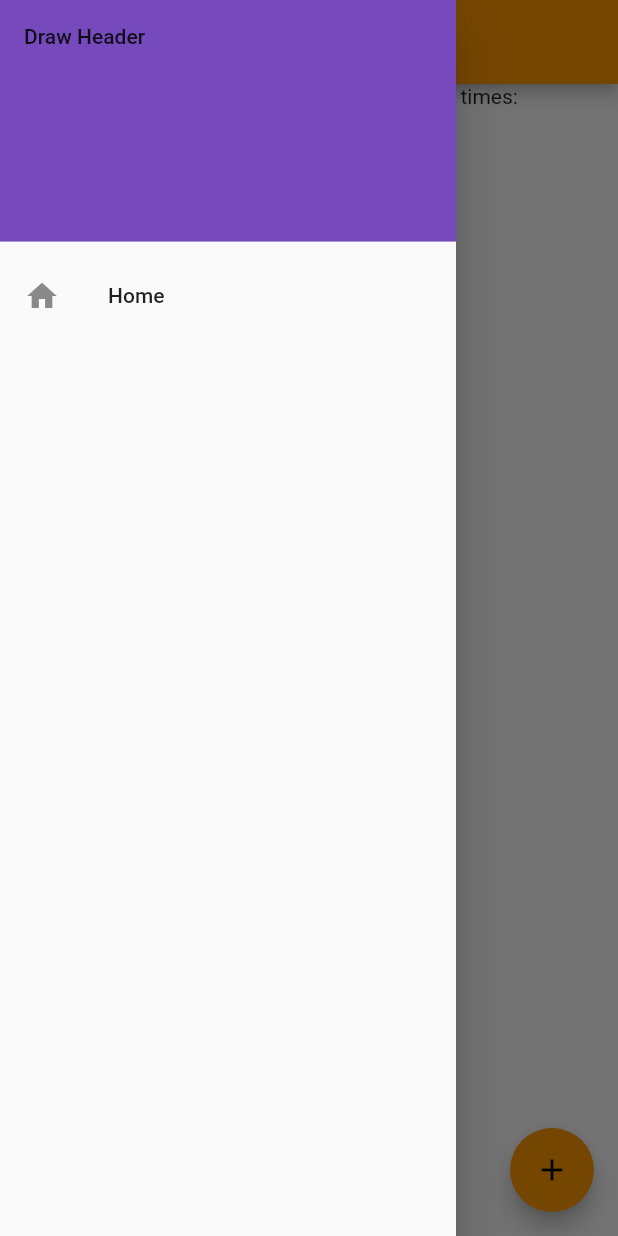
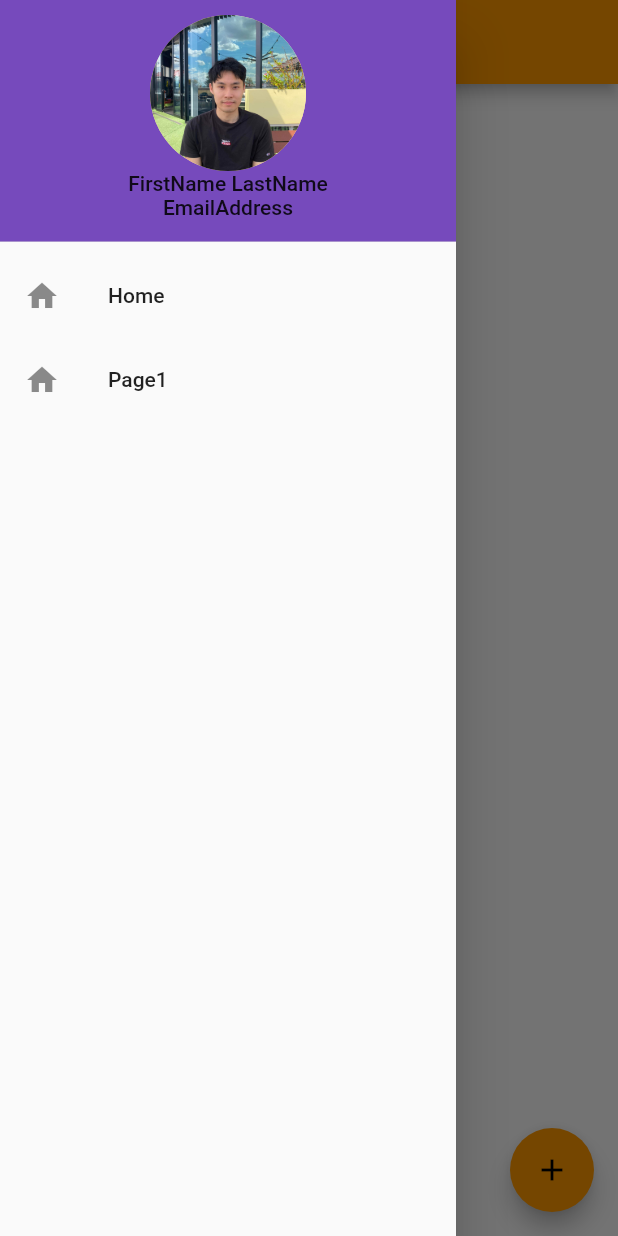
Before and after one commit to DatNgo-dev/todolist, a Flutter app: the screen it shows after launch, with the side drawer open, on a phone screen of 412 x 824 dp. Run offline on Flutter 3.47's test engine with Material 2 defaults, Android fonts, the phone set to English and light mode, and no system bars.

Commit message:
Feat: Created navigation bar for user to traverse the app

```diff
--- a/lib/main.dart
+++ b/lib/main.dart
@@ -1,5 +1,6 @@
 import 'package:flutter/material.dart';
 import 'package:todo_app/pages/home.dart';
+import 'package:todo_app/pages/page1.dart';
 
 void main() {
   runApp(const MyApp());
@@ -24,8 +25,11 @@ class MyApp extends StatelessWidget {
         // is not restarted.
         primarySwatch: Colors.orange,
       ),
-      home: const MyHomePage(),
       initialRoute: '/',
+      routes: {
+        '/': (context) => const MyHomePage(),
+        '/page1': (context) => const Page1(),
+      },
     );
   }
 }
--- a/lib/pages/home.dart
+++ b/lib/pages/home.dart
@@ -1,4 +1,5 @@
 import 'package:flutter/material.dart';
+import 'package:todo_app/widgets/navigation_drawer.dart';
 
 class MyHomePage extends StatefulWidget {
   const MyHomePage({super.key});
@@ -28,39 +29,13 @@ class _MyHomePageState extends State<MyHomePage> {
         // the App.build method, and use it to set our appbar title.
         title: const Text("Home"),
       ),
-      drawer: Drawer(
-        child: ListView(
-          padding: const EdgeInsets.all(0),
-          children: <Widget>[
-            const DrawerHeader(
-                decoration: BoxDecoration(color: Color(0xff764abc)),
-                child: Text("Draw Header")),
-            ListTile(
-              leading: const Icon(Icons
-                  .home), // Leading will display something before the title
-              title: const Text("Home"),
-              onTap: () {
-                Navigator.pop(
-                    context); // This will close the drawer after user taps on page
-
-                if (ModalRoute.of(context)?.settings.name == '/') return;
-
-                Navigator.pushNamed(context, '/');
-              },
-            )
-          ],
-        ),
-      ),
+      drawer: const NavDrawer(),
       body: Center(
         // Center is a layout widget. It takes a single child and positions it
         // in the middle of the parent.
         child: Column(
           // mainAxisAlignment: MainAxisAlignment.center,
-          children: const <Widget>[
-            Text(
-              'You have pushed the button this many times:',
-            ),
-          ],
+          children: const <Widget>[],
         ),
       ),
       floatingActionButton: FloatingActionButton(
--- /dev/null
+++ b/lib/pages/page1.dart
@@ -0,0 +1,17 @@
+import 'package:flutter/material.dart';
+
+class Page1 extends StatelessWidget {
+  const Page1({super.key});
+
+  @override
+  Widget build(BuildContext context) {
+    return Scaffold(
+      // drawer: NavigationDrawer(),
+      appBar: AppBar(),
+      body: Container(
+        alignment: Alignment.center,
+        child: const Text("Page 1"),
+      ),
+    );
+  }
+}
--- /dev/null
+++ b/lib/widgets/navigation_drawer.dart
@@ -0,0 +1,64 @@
+import 'package:flutter/material.dart';
+
+class NavDrawer extends StatelessWidget {
+  const NavDrawer(
+      {super.key}); // the key that can be identified on the widget trees
+
+  Widget buildHeader(BuildContext context) => DrawerHeader(
+      padding: const EdgeInsets.only(top: 10),
+      decoration: const BoxDecoration(color: Color(0xff764abc)),
+      child: Column(
+        children: const <Widget>[
+          CircleAvatar(
+            radius: 52,
+            backgroundImage: AssetImage('images/linkedin_photo.jpeg'),
+          ),
+          Text('FirstName LastName'),
+          Text('EmailAddress'),
+          // Email
+        ],
+      ));
+
+  Widget buildMenuItems(BuildContext context) => Column(
+        children: <Widget>[
+          ListTile(
+            leading: const Icon(
+                Icons.home), // Leading will display something before the title
+            title: const Text("Home"),
+            onTap: () {
+              Navigator.pop(
+                  context); // This will close the drawer after user taps on page
+
+              if (ModalRoute.of(context)?.settings.name == '/') return;
+
+              Navigator.pushNamed(context, '/');
+            },
+          ),
+          ListTile(
+            leading: const Icon(
+                Icons.home), // Leading will display something before the title
+            title: const Text("Page1"),
+            onTap: () {
+              Navigator.pop(
+                  context); // This will close the drawer after user taps on page
+
+              if (ModalRoute.of(context)?.settings.name == '/page1') return;
+
+              Navigator.pushNamed(context, '/page1');
+            },
+          ),
+        ],
+      );
+
+  @override
+  Widget build(BuildContext context) {
+    return Drawer(
+      child: SingleChildScrollView(
+        child: Column(
+            crossAxisAlignment: CrossAxisAlignment.stretch,
+            // mainAxisAlignment: MainAxisAlignment.center,
+            children: <Widget>[buildHeader(context), buildMenuItems(context)]),
+      ),
+    );
+  }
+}
```
Also changed, not shown: pubspec.yaml (+4 -6 lines), images/linkedin_photo.jpeg (added), 1 other file.
